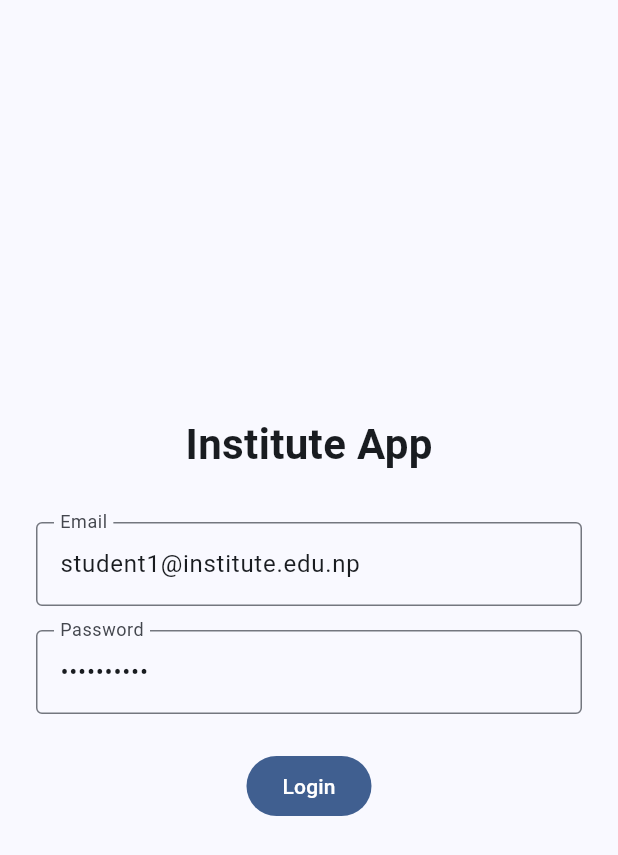
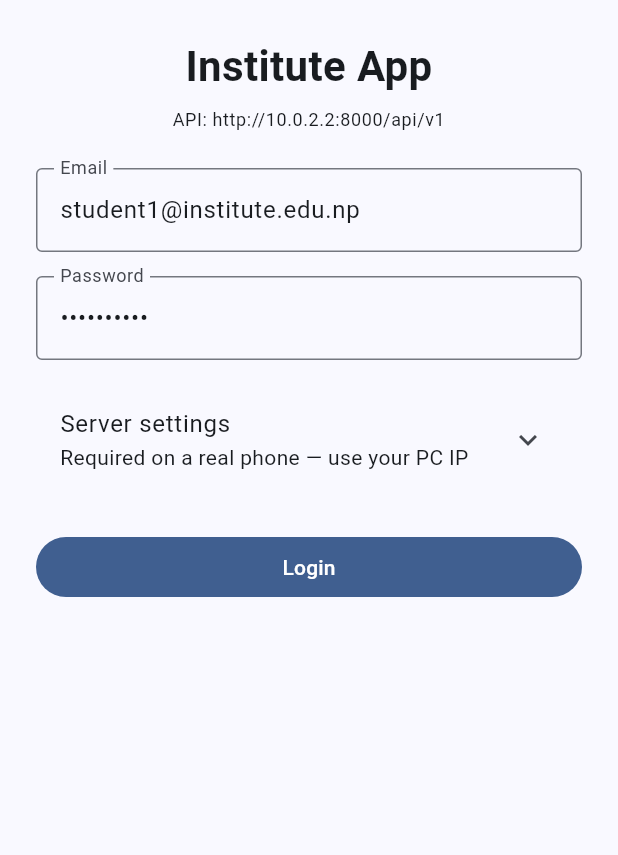
Before and after one commit to pkhokhali/School-Management-System, a Flutter app: the screen it shows after launch, on a phone screen of 412 x 824 dp. Shown: the top 855 px of the screen. Run offline on Flutter 3.47's test engine with Material 3 defaults, Android fonts, the phone set to English and light mode, and no system bars; our stand-ins replace dio, flutter_riverpod, flutter_secure_storage, geolocator, go_router, hive_flutter and 1 more; missing offline and left inert: mobile_scanner; accounts and stored records are empty.

Commit message:
Fix mobile login on physical devices: LAN hosts and server URL
Allow Django API access from phone IPs, add in-app API URL config with server test, clearer login errors, and document runserver 0.0.0.0 for Wi-Fi testing.

Co-authored-by: Cursor <cursoragent@cursor.com>

```diff
--- /dev/null
+++ b/mobile/lib/core/api/api_base_url.dart
@@ -0,0 +1,36 @@
+import 'package:hive_flutter/hive_flutter.dart';
+
+/// Compile-time default (emulator). Override in app settings or via --dart-define.
+const defaultApiBaseUrl = String.fromEnvironment(
+  'API_BASE_URL',
+  defaultValue: 'http://10.0.2.2:8000/api/v1',
+);
+
+const _hiveKey = 'api_base_url';
+
+String normalizeApiBaseUrl(String raw) {
+  var url = raw.trim();
+  if (url.isEmpty) return defaultApiBaseUrl;
+  url = url.replaceAll(RegExp(r'/+$'), '');
+  if (!url.endsWith('/api/v1')) {
+    if (url.endsWith('/api')) {
+      url = '$url/v1';
+    } else {
+      url = '$url/api/v1';
+    }
+  }
+  return url;
+}
+
+String loadSavedApiBaseUrl() {
+  final box = Hive.box('settings');
+  final saved = box.get(_hiveKey);
+  if (saved is String && saved.isNotEmpty) {
+    return normalizeApiBaseUrl(saved);
+  }
+  return normalizeApiBaseUrl(defaultApiBaseUrl);
+}
+
+Future<void> saveApiBaseUrl(String url) async {
+  await Hive.box('settings').put(_hiveKey, normalizeApiBaseUrl(url));
+}
--- /dev/null
+++ b/mobile/lib/core/providers/api_base_url_provider.dart
@@ -0,0 +1,15 @@
+import 'package:flutter_riverpod/flutter_riverpod.dart';
+import '../api/api_base_url.dart';
+
+final apiBaseUrlProvider =
+    StateNotifierProvider<ApiBaseUrlNotifier, String>((ref) => ApiBaseUrlNotifier());
+
+class ApiBaseUrlNotifier extends StateNotifier<String> {
+  ApiBaseUrlNotifier() : super(loadSavedApiBaseUrl());
+
+  Future<void> setBaseUrl(String raw) async {
+    final normalized = normalizeApiBaseUrl(raw);
+    await saveApiBaseUrl(normalized);
+    state = normalized;
+  }
+}
--- a/mobile/lib/features/auth/login_screen.dart
+++ b/mobile/lib/features/auth/login_screen.dart
@@ -1,6 +1,10 @@
+import 'package:dio/dio.dart';
 import 'package:flutter/material.dart';
 import 'package:flutter_riverpod/flutter_riverpod.dart';
 import 'package:go_router/go_router.dart';
+import '../../core/api/api_errors.dart';
+import '../../core/api/api_client.dart';
+import '../../core/providers/api_base_url_provider.dart';
 import '../../core/providers/auth_provider.dart';
 
 class LoginScreen extends ConsumerStatefulWidget {
@@ -13,16 +17,71 @@ class LoginScreen extends ConsumerStatefulWidget {
 class _LoginScreenState extends ConsumerState<LoginScreen> {
   final _email = TextEditingController(text: 'student1@institute.edu.np');
   final _password = TextEditingController(text: 'student123');
+  final _serverUrl = TextEditingController();
+  bool _serverUrlInitialized = false;
   bool _loading = false;
+  bool _testingServer = false;
   String? _error;
+  String? _serverStatus;
+
+  @override
+  void dispose() {
+    _email.dispose();
+    _password.dispose();
+    _serverUrl.dispose();
+    super.dispose();
+  }
+
+  Future<void> _applyServerUrl() async {
+    await ref.read(apiBaseUrlProvider.notifier).setBaseUrl(_serverUrl.text);
+    if (mounted) {
+      setState(() {
+        _serverUrl.text = ref.read(apiBaseUrlProvider);
+        _serverStatus = 'Server URL saved.';
+        _error = null;
+      });
+    }
+  }
+
+  Future<void> _testServer() async {
+    setState(() {
+      _testingServer = true;
+      _serverStatus = null;
+      _error = null;
+    });
+    try {
+      await ref.read(apiBaseUrlProvider.notifier).setBaseUrl(_serverUrl.text);
+      final res = await ref.read(dioProvider).get('/features/');
+      if (mounted) {
+        setState(() {
+          _serverUrl.text = ref.read(apiBaseUrlProvider);
+          _serverStatus = 'Server OK (${res.statusCode}). You can log in.';
+        });
+      }
+    } on DioException catch (e) {
+      if (mounted) {
+        setState(() => _serverStatus = messageFromDio(e));
+      }
+    } catch (e) {
+      if (mounted) setState(() => _serverStatus = e.toString());
+    } finally {
+      if (mounted) setState(() => _testingServer = false);
+    }
+  }
 
   Future<void> _login() async {
-    setState(() { _loading = true; _error = null; });
+    setState(() {
+      _loading = true;
+      _error = null;
+    });
     try {
-      await ref.read(authProvider.notifier).login(_email.text, _password.text);
+      await ref.read(apiBaseUrlProvider.notifier).setBaseUrl(_serverUrl.text);
+      await ref.read(authProvider.notifier).login(_email.text.trim(), _password.text);
       if (mounted) context.go('/home');
     } catch (e) {
-      setState(() => _error = 'Login failed');
+      if (mounted) {
+        setState(() => _error = messageFromLoginError(e));
+      }
     } finally {
       if (mounted) setState(() => _loading = false);
     }
@@ -30,23 +89,114 @@ class _LoginScreenState extends ConsumerState<LoginScreen> {
 
   @override
   Widget build(BuildContext context) {
+    final currentUrl = ref.watch(apiBaseUrlProvider);
+    if (!_serverUrlInitialized) {
+      _serverUrl.text = currentUrl;
+      _serverUrlInitialized = true;
+    }
+
     return Scaffold(
       body: SafeArea(
-        child: Padding(
+        child: SingleChildScrollView(
           padding: const EdgeInsets.all(24),
           child: Column(
-            mainAxisAlignment: MainAxisAlignment.center,
+            crossAxisAlignment: CrossAxisAlignment.stretch,
             children: [
-              const Text('Institute App', style: TextStyle(fontSize: 28, fontWeight: FontWeight.bold)),
-              const SizedBox(height: 32),
-              TextField(controller: _email, decoration: const InputDecoration(labelText: 'Email', border: OutlineInputBorder())),
+              const Text(
+                'Institute App',
+                style: TextStyle(fontSize: 28, fontWeight: FontWeight.bold),
+                textAlign: TextAlign.center,
+              ),
+              const SizedBox(height: 8),
+              Text(
+                'API: $currentUrl',
+                style: Theme.of(context).textTheme.bodySmall,
+                textAlign: TextAlign.center,
+              ),
+              const SizedBox(height: 24),
+              TextField(
+                controller: _email,
+                keyboardType: TextInputType.emailAddress,
+                autocorrect: false,
+                decoration: const InputDecoration(
+                  labelText: 'Email',
+                  border: OutlineInputBorder(),
+                ),
+              ),
               const SizedBox(height: 16),
-              TextField(controller: _password, obscureText: true, decoration: const InputDecoration(labelText: 'Password', border: OutlineInputBorder())),
-              if (_error != null) ...[const SizedBox(height: 8), Text(_error!, style: const TextStyle(color: Colors.red))],
+              TextField(
+                controller: _password,
+                obscureText: true,
+                decoration: const InputDecoration(
+                  labelText: 'Password',
+                  border: OutlineInputBorder(),
+                ),
+              ),
+              const SizedBox(height: 16),
+              ExpansionTile(
+                title: const Text('Server settings'),
+                subtitle: const Text('Required on a real phone — use your PC IP'),
+                children: [
+                  TextField(
+                    controller: _serverUrl,
+                    decoration: const InputDecoration(
+                      labelText: 'API base URL',
+                      hintText: 'http://192.168.1.10:8000/api/v1',
+                      border: OutlineInputBorder(),
+                      helperText: 'Phone and PC must be on the same Wi‑Fi',
+                    ),
+                  ),
+                  const SizedBox(height: 8),
+                  Row(
+                    children: [
+                      Expanded(
+                        child: OutlinedButton(
+                          onPressed: _testingServer ? null : _testServer,
+                          child: _testingServer
+                              ? const SizedBox(
+                                  height: 18,
+                                  width: 18,
+                                  child: CircularProgressIndicator(strokeWidth: 2),
+                                )
+                              : const Text('Test server'),
+                        ),
+                      ),
+                      const SizedBox(width: 8),
+                      Expanded(
+                        child: OutlinedButton(
+                          onPressed: _applyServerUrl,
+                          child: const Text('Save URL'),
+                        ),
+                      ),
+                    ],
+                  ),
+                  if (_serverStatus != null) ...[
+                    const SizedBox(height: 8),
+                    Text(
+                      _serverStatus!,
+                      style: TextStyle(
+                        color: _serverStatus!.startsWith('Server OK')
+                            ? Colors.green.shade700
+                            : Colors.orange.shade800,
+                      ),
+                    ),
+                  ],
+                ],
+              ),
+              if (_error != null) ...[
+                const SizedBox(height: 12),
+                Text(_error!, style: const TextStyle(color: Colors.red)),
+              ],
               const SizedBox(height: 24),
               FilledButton(
                 onPressed: _loading ? null : _login,
-                child: _loading ? const CircularProgressIndicator() : const Text('Login'),
+                child: _loading
+                    ? const SizedBox(
+                        height: 22,
+                        width: 22,
+                        child: CircularProgressIndicator(strokeWidth: 2),
+                      )
+                    : const Text('Login'),
               ),
             ],
           ),
```
Also changed, not shown: mobile/lib/core/api/api_client.dart (+11 -8 lines), mobile/lib/core/api/api_errors.dart (added, +29 -0 lines), 5 other files.
